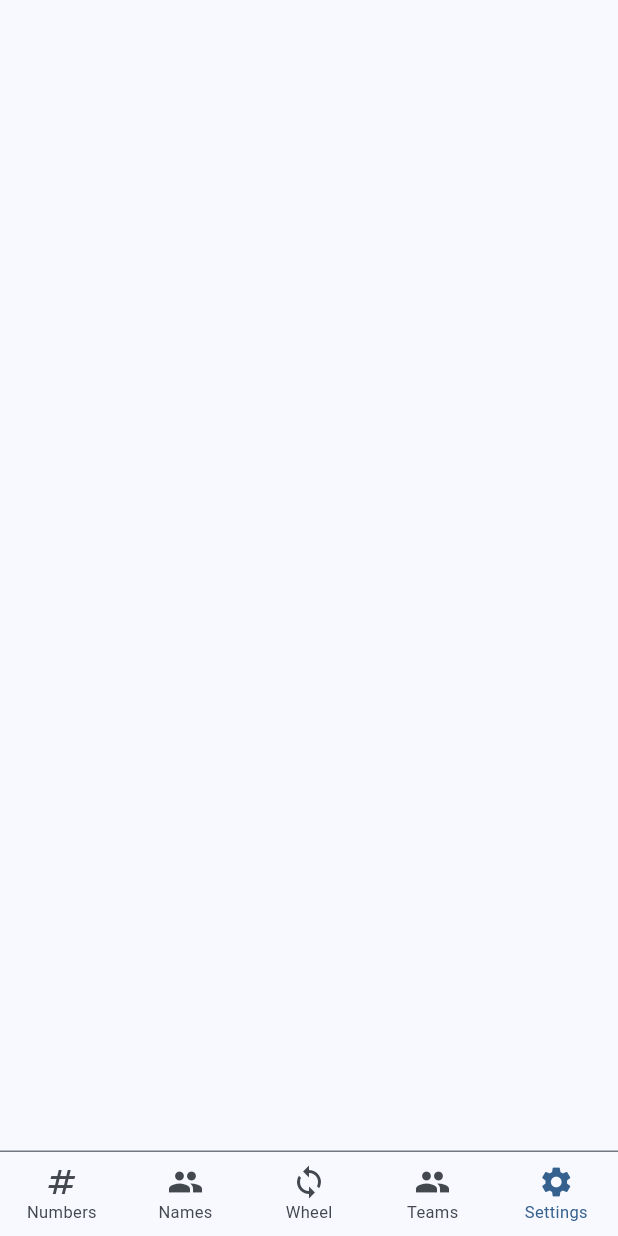
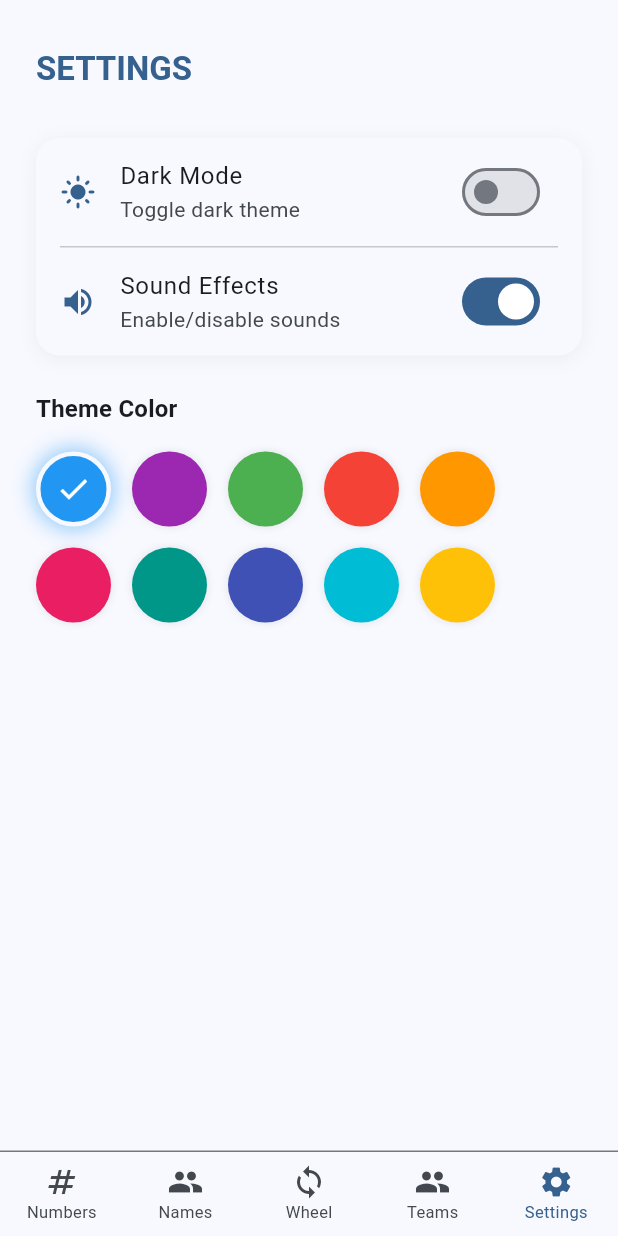
Before and after one commit to StevenandPizza/randomflutter, a Flutter app: the screen it shows after launch, item 5 of the bottom bar chosen, on a phone screen of 412 x 824 dp. Run offline on Flutter 3.47's test engine with Material 3 defaults, Android fonts, the phone set to English and light mode, and no system bars; our stand-ins replace audioplayers.

Commit message:
Fix: InheritedWidget wrap MaterialApp (not home) so routes can access theme state

```diff
--- a/lib/main.dart
+++ b/lib/main.dart
@@ -50,7 +50,12 @@ class _RandomFlutterAppState extends State<RandomFlutterApp> {
 
   @override
   Widget build(BuildContext context) {
-    return MaterialApp(
+    return _ThemeState(
+      themeMode: _themeMode,
+      seedColor: _seedColor,
+      toggleTheme: _toggleTheme,
+      setSeedColor: _setSeedColor,
+      child: MaterialApp(
         title: 'RandomSteven',
         debugShowCheckedModeBanner: false,
         themeMode: _themeMode,
@@ -64,12 +69,7 @@ class _RandomFlutterAppState extends State<RandomFlutterApp> {
           useMaterial3: true,
           brightness: Brightness.dark,
         ),
-      home: _ThemeState(
-        themeMode: _themeMode,
-        seedColor: _seedColor,
-        toggleTheme: _toggleTheme,
-        setSeedColor: _setSeedColor,
-        child: const SplashScreen(),
+        home: const SplashScreen(),
       ),
     );
   }
```
Lines whose indentation alone changed are shown as unchanged.
